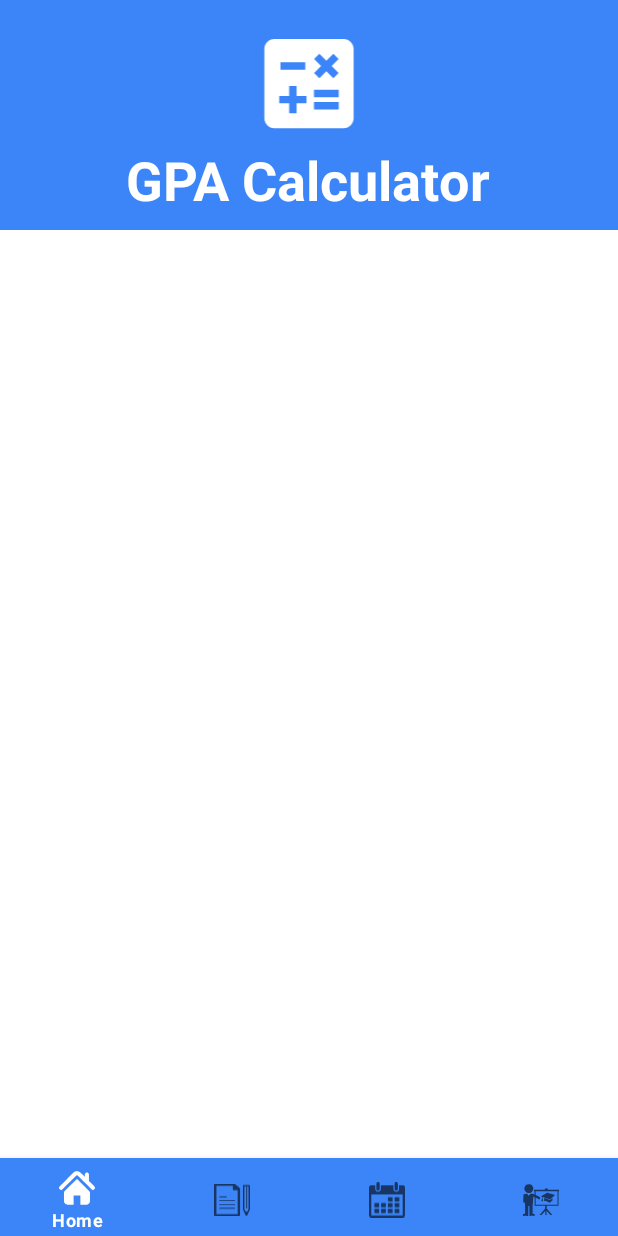
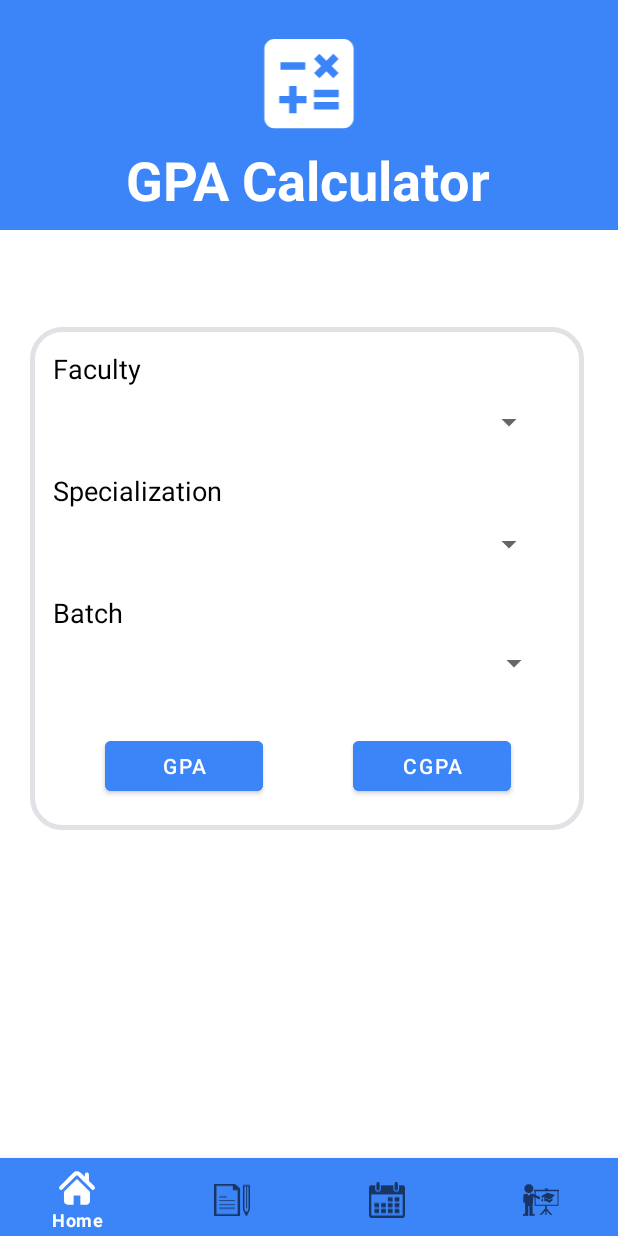
Before and after one commit to rlvidanapathirana/UniLife, an Android app: the screen it shows after launch (MainActivity), after a tap on "GPA CALCULATOR", on a phone screen of 412 x 824 dp. Run offline under Robolectric (Android 15) with nearby library versions, the phone set to English and light mode, and no system bars.

Commit message:
all the fragments related to gpa calculator function is created

```diff
--- a/app/src/main/java/com/shadowsquad/unilife/calcSelect.java
+++ b/app/src/main/java/com/shadowsquad/unilife/calcSelect.java
@@ -3,10 +3,13 @@ package com.shadowsquad.unilife;
 import android.os.Bundle;
 
 import androidx.fragment.app.Fragment;
+import androidx.fragment.app.FragmentManager;
+import androidx.fragment.app.FragmentTransaction;
 
 import android.view.LayoutInflater;
 import android.view.View;
 import android.view.ViewGroup;
+import android.widget.Button;
 
 /**
  * A simple {@link Fragment} subclass.
@@ -15,10 +18,40 @@ import android.view.ViewGroup;
  */
 public class calcSelect extends Fragment {
 
+    Button gpaCal, cgpaCal;
+
     @Override
     public View onCreateView(LayoutInflater inflater, ViewGroup container,
                              Bundle savedInstanceState) {
         // Inflate the layout for this fragment
-        return inflater.inflate(R.layout.fragment_calc_select, container, false);
+        View view = inflater.inflate(R.layout.fragment_calc_select, container, false);
+
+        gpaCal = (Button) view.findViewById(R.id.btngpa);
+        cgpaCal = (Button) view.findViewById(R.id.btncgpa);
+        gpaCal.setOnClickListener(new View.OnClickListener() {
+            @Override
+            public void onClick(android.view.View v) {
+                gpaCalc gpacalc = new gpaCalc();
+                FragmentManager fragmentManager = getActivity().getSupportFragmentManager();
+                FragmentTransaction fragmentTransaction = fragmentManager.beginTransaction();
+                fragmentTransaction.replace(R.id.linearLayout1,gpacalc);
+                fragmentTransaction.addToBackStack(null);
+                fragmentTransaction.commit();
+            }
+        });
+
+        cgpaCal.setOnClickListener(new View.OnClickListener() {
+            @Override
+            public void onClick(android.view.View v) {
+                cgpaCalc cgpacalc = new cgpaCalc();
+                FragmentManager fragmentManager = getActivity().getSupportFragmentManager();
+                FragmentTransaction fragmentTransaction = fragmentManager.beginTransaction();
+                fragmentTransaction.replace(R.id.linearLayout1,cgpacalc);
+                fragmentTransaction.addToBackStack(null);
+                fragmentTransaction.commit();
+            }
+        });
+
+        return view;
     }
 }
--- /dev/null
+++ b/app/src/main/java/com/shadowsquad/unilife/cgpaCalc.java
@@ -0,0 +1,24 @@
+package com.shadowsquad.unilife;
+
+import android.os.Bundle;
+
+import androidx.fragment.app.Fragment;
+
+import android.view.LayoutInflater;
+import android.view.View;
+import android.view.ViewGroup;
+
+/**
+ * A simple {@link Fragment} subclass.
+ * Use the {@link cgpaCalc#newInstance} factory method to
+ * create an instance of this fragment.
+ */
+public class cgpaCalc extends Fragment {
+
+    @Override
+    public View onCreateView(LayoutInflater inflater, ViewGroup container,
+                             Bundle savedInstanceState) {
+        // Inflate the layout for this fragment
+        return inflater.inflate(R.layout.fragment_cgpa_calc, container, false);
+    }
+}
--- /dev/null
+++ b/app/src/main/java/com/shadowsquad/unilife/gpaCalc.java
@@ -0,0 +1,24 @@
+package com.shadowsquad.unilife;
+
+import android.os.Bundle;
+
+import androidx.fragment.app.Fragment;
+
+import android.view.LayoutInflater;
+import android.view.View;
+import android.view.ViewGroup;
+
+/**
+ * A simple {@link Fragment} subclass.
+ * Use the {@link gpaCalc#newInstance} factory method to
+ * create an instance of this fragment.
+ */
+public class gpaCalc extends Fragment {
+
+    @Override
+    public View onCreateView(LayoutInflater inflater, ViewGroup container,
+                             Bundle savedInstanceState) {
+        // Inflate the layout for this fragment
+        return inflater.inflate(R.layout.fragment_gpa_calc, container, false);
+    }
+}
--- a/app/src/main/res/layout/fragment_calc_select.xml
+++ b/app/src/main/res/layout/fragment_calc_select.xml
@@ -48,4 +48,139 @@
 
     </androidx.constraintlayout.widget.ConstraintLayout>
 
+    <FrameLayout
+        android:id="@+id/linearLayout1"
+        android:layout_width="411dp"
+        android:layout_height="579dp"
+        android:orientation="vertical"
+        app:layout_constraintBottom_toBottomOf="parent"
+        app:layout_constraintEnd_toEndOf="parent"
+        app:layout_constraintHorizontal_bias="0.0"
+        app:layout_constraintStart_toStartOf="parent"
+        app:layout_constraintTop_toTopOf="@+id/constraintLayout"
+        app:layout_constraintVertical_bias="1.0">
+
+        <LinearLayout
+            android:layout_width="369dp"
+            android:layout_height="335dp"
+            android:layout_marginLeft="20dp"
+            android:layout_marginTop="20dp"
+            android:background="@drawable/rounded"
+            app:layout_constraintEnd_toEndOf="parent"
+            app:layout_constraintHorizontal_bias="0.5"
+            app:layout_constraintStart_toStartOf="parent"
+            app:layout_constraintTop_toBottomOf="@+id/constraintLayout">
+
+            <LinearLayout
+                android:layout_width="369dp"
+                android:layout_height="335dp"
+                android:orientation="vertical">
+
+                <TextView
+                    android:id="@+id/facultyView"
+                    android:layout_width="wrap_content"
+                    android:layout_height="wrap_content"
+                    android:layout_marginLeft="15dp"
+                    android:layout_marginTop="15dp"
+                    android:text="@string/faculty"
+                    android:textColor="@color/black"
+                    android:textSize="18sp"
+                    tools:layout_editor_absoluteX="21dp"
+                    tools:layout_editor_absoluteY="30dp" />
+
+                <Spinner
+                    android:id="@+id/facultySpinner"
+                    android:layout_width="328dp"
+                    android:layout_height="36dp"
+                    android:layout_marginLeft="15dp"
+                    android:layout_marginTop="5dp"
+                    tools:layout_editor_absoluteX="21dp"
+                    tools:layout_editor_absoluteY="59dp" />
+
+                <TextView
+                    android:id="@+id/specializeView"
+                    android:layout_width="wrap_content"
+                    android:layout_height="wrap_content"
+                    android:layout_marginLeft="15dp"
+                    android:layout_marginTop="15dp"
+                    android:text="@string/specialization"
+                    android:textColor="@color/black"
+                    android:textSize="18sp"
+                    tools:layout_editor_absoluteX="21dp"
+                    tools:layout_editor_absoluteY="115dp" />
+
+                <Spinner
+                    android:id="@+id/specializeSpinner"
+                    android:layout_width="328dp"
+                    android:layout_height="36dp"
+                    android:layout_marginLeft="15dp"
+                    android:layout_marginTop="5dp"
+                    tools:layout_editor_absoluteX="21dp"
+                    tools:layout_editor_absoluteY="146dp" />
+
+                <TextView
+                    android:id="@+id/batchView"
+                    android:layout_width="wrap_content"
+                    android:layout_height="wrap_content"
+                    android:layout_marginLeft="15dp"
+                    android:layout_marginTop="15dp"
+                    android:text="@string/batch"
+                    android:textColor="@color/black"
+                    android:textSize="18sp"
+                    tools:layout_editor_absoluteX="21dp"
+                    tools:layout_editor_absoluteY="195dp" />
+
+
+                <Spinner
+                    android:id="@+id/batchSpinner"
+                    android:layout_width="331dp"
+                    android:layout_height="32dp"
+                    android:layout_marginLeft="15dp"
+                    android:layout_marginTop="5dp"
+                    tools:layout_editor_absoluteX="18dp"
+                    tools:layout_editor_absoluteY="226dp" />
+
+                <LinearLayout
+                    android:layout_width="match_parent"
+                    android:layout_height="wrap_content"
+                    android:layout_marginTop="20dp"
+                    android:orientation="horizontal">
+
+                    <Button
+                        android:id="@+id/btngpa"
+                        android:layout_width="105dp"
+                        android:layout_height="45dp"
+                        android:layout_marginLeft="50dp"
+                        android:layout_marginTop="10dp"
+                        android:layout_marginBottom="10dp"
+                        android:backgroundTint="@color/theme_blue"
+                        android:text="@string/gpa"
+                        android:textColor="@color/white"
+                        tools:layout_editor_absoluteX="256dp"
+                        tools:layout_editor_absoluteY="281dp" />
+
+                    <Button
+                        android:id="@+id/btncgpa"
+                        android:layout_width="105dp"
+                        android:layout_height="45dp"
+                        android:layout_marginLeft="60dp"
+                        android:layout_marginTop="10dp"
+                        android:layout_marginBottom="10dp"
+                        android:backgroundTint="@color/theme_blue"
+                        android:text="@string/cgpa"
+                        android:textColor="@color/white"
+                        tools:layout_editor_absoluteX="256dp"
+                        tools:layout_editor_absoluteY="281dp" />
+
+
+                </LinearLayout>
+
+            </LinearLayout>
+
+
+        </LinearLayout>
+
+    </FrameLayout>
+
+
 </androidx.constraintlayout.widget.ConstraintLayout>
--- /dev/null
+++ b/app/src/main/res/layout/fragment_cgpa_calc.xml
@@ -0,0 +1,15 @@
+<?xml version="1.0" encoding="utf-8"?>
+<FrameLayout xmlns:android="http://schemas.android.com/apk/res/android"
+    xmlns:tools="http://schemas.android.com/tools"
+    android:layout_width="match_parent"
+    android:layout_height="match_parent"
+    tools:context=".cgpaCalc">
+
+    <!-- TODO: Update blank fragment layout -->
+    <TextView
+        android:layout_width="match_parent"
+        android:layout_height="match_parent"
+        android:background="@color/teal_700"
+        android:text="@string/hello_blank_fragment" />
+
+</FrameLayout>
--- /dev/null
+++ b/app/src/main/res/layout/fragment_gpa_calc.xml
@@ -0,0 +1,15 @@
+<?xml version="1.0" encoding="utf-8"?>
+<FrameLayout xmlns:android="http://schemas.android.com/apk/res/android"
+    xmlns:tools="http://schemas.android.com/tools"
+    android:layout_width="match_parent"
+    android:layout_height="match_parent"
+    tools:context=".gpaCalc">
+
+    <!-- TODO: Update blank fragment layout -->
+    <TextView
+        android:layout_width="match_parent"
+        android:layout_height="match_parent"
+        android:background="@color/teal_200"
+        android:text="@string/hello_blank_fragment" />
+
+</FrameLayout>
--- a/app/src/main/res/values/strings.xml
+++ b/app/src/main/res/values/strings.xml
@@ -18,4 +18,9 @@
     <string name="gpaCalc">GPA Calculator</string>
     <!-- TODO: Remove or change this placeholder text -->
     <string name="hello_blank_fragment">Hello blank fragment</string>
+    <string name="faculty">Faculty</string>
+    <string name="specialization">Specialization</string>
+    <string name="batch">Batch</string>
+    <string name="gpa">GPA</string>
+    <string name="cgpa">CGPA</string>
 </resources>
```
